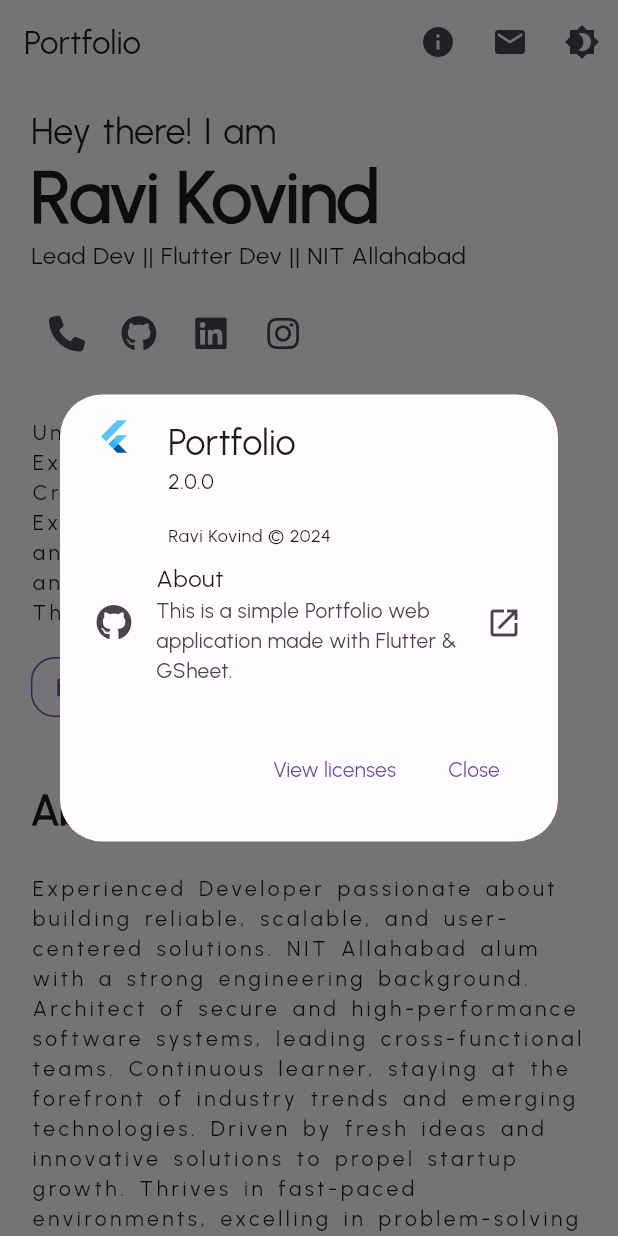
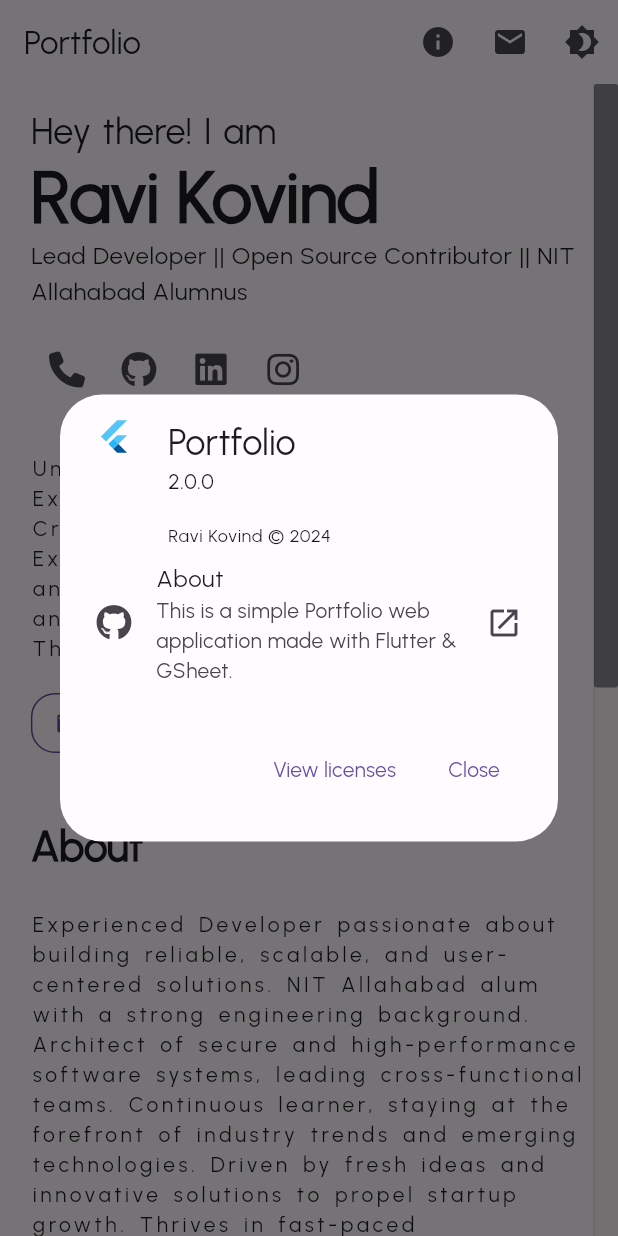
Before and after one commit to ravikovind/portfolio, a Flutter app: the screen it shows after launch, after a tap on the "info" icon, on a phone screen of 412 x 824 dp. Run offline on Flutter 3.47's test engine with Material 3 defaults, Android fonts, the phone set to English and light mode, and no system bars; our stand-ins replace equatable, flutter_bloc, font_awesome_flutter, hydrated_bloc, lottie, webview_flutter; missing offline and left inert: string_contains; network calls fail.

```diff
--- a/lib/bloc/message/message_cubit.dart
+++ b/lib/bloc/message/message_cubit.dart
@@ -1,3 +1,5 @@
+import 'dart:async';
+
 import 'package:flutter_bloc/flutter_bloc.dart';
 import 'package:equatable/equatable.dart';
 import 'package:me/data/models/message.dart';
@@ -8,7 +10,7 @@ part 'message_state.dart';
 class MessageCubit extends Cubit<MessageState> {
   final APIRepository _apiRepository;
   MessageCubit(this._apiRepository) : super(MessageInitial());
-  void sendMessage(Message message) async {
+  FutureOr<void> sendMessage(Message message) async {
     emit(MessageSending());
     try {
       final result = await _apiRepository.sendThanks(message);
@@ -18,8 +20,8 @@ class MessageCubit extends Cubit<MessageState> {
       } else {
         emit(const MessageError(message: 'There is an error'));
       }
-    } catch (e) {
-      emit(MessageError(message: 'there is an error due to $e'));
+    } catch (_) {
+      emit(const MessageError(message: 'There is an error'));
     }
   }
 }
--- a/lib/bloc/project/project_cubit.dart
+++ b/lib/bloc/project/project_cubit.dart
@@ -1,3 +1,5 @@
+import 'dart:async';
+
 import 'package:flutter_bloc/flutter_bloc.dart';
 import 'package:equatable/equatable.dart';
 import 'package:me/data/models/project.dart';
@@ -7,13 +9,13 @@ part 'project_state.dart';
 class ProjectCubit extends Cubit<ProjectState> {
   final APIRepository _apiRepository;
   ProjectCubit(this._apiRepository) : super(ProjectInitial());
-  void getProjects() async {
+  FutureOr<void> getProjects() async {
     emit(ProjectLoading());
     try {
       final projects = await _apiRepository.getProjects();
       emit(ProjectLoaded(projects: projects));
-    } catch (e) {
-      emit(ProjectError(message: 'there is an error due to $e'));
+    } catch (_) {
+      emit(const ProjectError(message: 'There is an error'));
     }
   }
 }
--- a/lib/bloc/theme/theme_bloc.dart
+++ b/lib/bloc/theme/theme_bloc.dart
@@ -9,19 +9,15 @@ class ThemeBloc extends HydratedBloc<ThemeEvent, ThemeMode> {
   }
 
   @override
-  ThemeMode? fromJson(Map<String, dynamic> json) {
-    return ThemeMode.values.firstWhere(
-      (element) => element.toString() == json['theme']?.toString(),
-      orElse: () => ThemeMode.system,
-    );
-  }
+  ThemeMode? fromJson(Map<String, dynamic> json) => ThemeMode.values.firstWhere(
+        (element) => element.toString() == json['theme']?.toString(),
+        orElse: () => ThemeMode.system,
+      );
 
   @override
-  Map<String, dynamic>? toJson(ThemeMode state) {
-    return {
-      'theme': state.toString(),
-    };
-  }
+  Map<String, dynamic>? toJson(ThemeMode state) => {
+        'theme': state.toString(),
+      };
 }
 
 sealed class ThemeEvent {
--- a/lib/core/utils/responsive.dart
+++ b/lib/core/utils/responsive.dart
@@ -2,31 +2,28 @@ import 'package:flutter/material.dart';
 
 /// list of all devices
 enum DeviceType {
-  desktop,
-  handset,
+  compact,
+  medium,
+  expanded,
 }
 
-/// breakpoints for desktop, tablet and handset
-const desktop = 520;
-const handset = 280;
-
-/// [_displayTypeOf] returns the device type
 DeviceType _displayTypeOf(BuildContext context) {
-  /// Use shortestSide to detect device type regardless of orientation
-  double deviceWidth = MediaQuery.of(context).size.shortestSide;
-  if (deviceWidth > desktop) {
-    return DeviceType.desktop;
+  /// use shortest width to detect device type regardless of orientation.
+  double deviceWidth = MediaQuery.of(context).size.width;
+  if (deviceWidth >= 840) {
+    return DeviceType.expanded;
+  } else if (deviceWidth >= 600 && deviceWidth < 840) {
+    return DeviceType.medium;
   } else {
-    return DeviceType.handset;
+    return DeviceType.compact;
   }
 }
 
-/// [isDeviceDesktop] returns true if the device is desktop
-bool isDeviceDesktop(BuildContext context) {
-  return _displayTypeOf(context) == DeviceType.desktop;
-}
+bool compact(BuildContext context) =>
+    _displayTypeOf(context) == DeviceType.compact;
 
-/// [isDeviceMobile] returns true if the device is mobile
-bool isDeviceMobile(BuildContext context) {
-  return _displayTypeOf(context) == DeviceType.handset;
-}
+bool medium(BuildContext context) =>
+    _displayTypeOf(context) == DeviceType.medium;
+
+bool expanded(BuildContext context) =>
+    _displayTypeOf(context) == DeviceType.expanded;
--- a/lib/main.dart
+++ b/lib/main.dart
@@ -49,6 +49,7 @@ class Application extends StatelessWidget {
   Widget build(BuildContext context) => MultiBlocProvider(
         providers: [
           BlocProvider<ProjectCubit>(
+            lazy: false,
             create: (context) => ProjectCubit(APIRepository(
               service: APIService(),
             ))
@@ -70,7 +71,6 @@ class Application extends StatelessWidget {
               title: kName,
               debugShowCheckedModeBanner: false,
               theme: ThemeData(
-                useMaterial3: true,
                 fontFamily: kFontFamily,
                 colorScheme: lightColorScheme,
                 inputDecorationTheme: const InputDecorationTheme(
@@ -84,7 +84,6 @@ class Application extends StatelessWidget {
                 ),
               ),
               darkTheme: ThemeData(
-                useMaterial3: true,
                 fontFamily: kFontFamily,
                 colorScheme: darkColorScheme,
                 inputDecorationTheme: const InputDecorationTheme(
--- a/lib/view/pages/home_page.dart
+++ b/lib/view/pages/home_page.dart
@@ -190,9 +190,8 @@ class _HomePageState extends State<HomePage> {
 
   @override
   Widget build(BuildContext context) {
-    // print(
-    //   'context.read<MessageCubit>().state: ${context.read<MessageCubit>().state}',
-    // );
+    final mobile = compact(context);
+    final desktop = expanded(context);
     return Scaffold(
       appBar: AppBar(
         title: const Text('Portfolio'),
@@ -240,19 +239,25 @@ class _HomePageState extends State<HomePage> {
           ),
         ],
       ),
-      body: ListView(
+      body: Scrollbar(
+        thickness: 16,
+        interactive: true,
+        thumbVisibility: true,
+        trackVisibility: true,
+        radius: const Radius.circular(2.0),
+        child: ListView(
           primary: true,
           children: [
             Stack(
               children: [
-              isDeviceDesktop(context)
+                desktop
                     ? Align(
                         alignment: Alignment.bottomRight,
                         child: Lottie.asset(
                           'assets/animations/json_2.json',
                           fit: BoxFit.contain,
                           reverse: true,
-                        height: MediaQuery.of(context).size.width * 0.5,
+                          height: MediaQuery.of(context).size.width * 0.375,
                         ),
                       )
                     : const SizedBox.shrink(),
@@ -274,13 +279,14 @@ class _HomePageState extends State<HomePage> {
                       ),
                       Text(
                         'Ravi Kovind',
-                      style: Theme.of(context).textTheme.displayLarge?.copyWith(
-                            fontSize: isDeviceDesktop(context) ? 72.0 : 48.0,
+                        style:
+                            Theme.of(context).textTheme.displayLarge?.copyWith(
+                                  fontSize: mobile ? 48.0 : 72.0,
                                   fontWeight: FontWeight.bold,
                                 ),
                       ),
                       Text(
-                      'Lead Dev || Flutter Dev || NIT Allahabad',
+                        'Lead Developer || Open Source Contributor || NIT Allahabad Alumnus',
                         style: Theme.of(context).textTheme.bodyLarge?.copyWith(
                               fontWeight: FontWeight.w200,
                             ),
@@ -328,8 +334,7 @@ class _HomePageState extends State<HomePage> {
                                 .textTheme
                                 .displaySmall
                                 ?.copyWith(
-                                fontSize:
-                                    isDeviceDesktop(context) ? 20.0 : 18.0,
+                                  fontSize: mobile ? 16.0 : 24.0,
                                 ),
                           ),
                         ),
@@ -449,8 +454,7 @@ class _HomePageState extends State<HomePage> {
                                     .textTheme
                                     .labelLarge
                                     ?.copyWith(
-                                    fontSize:
-                                        isDeviceDesktop(context) ? 18.0 : 16.0,
+                                      fontSize: mobile ? 16.0 : 24.0,
                                       letterSpacing: 2.4,
                                       wordSpacing: 2.4,
                                       color:
@@ -476,12 +480,12 @@ class _HomePageState extends State<HomePage> {
                                   runSpacing: 8.0,
                                   children: [
                                     ...project.tags?.map(
-                                        (e) => Chip(
+                                          (tag) => Chip(
                                             backgroundColor: Theme.of(context)
                                                 .colorScheme
                                                 .onSurface,
                                             label: Text(
-                                            e,
+                                              tag,
                                               style: Theme.of(context)
                                                   .textTheme
                                                   .labelSmall
@@ -509,24 +513,23 @@ class _HomePageState extends State<HomePage> {
                                     }
                                     return ListTile(
                                       title: Text(
-                                      'Try Application Now',
+                                        'Try Android Application',
                                         style: Theme.of(context)
                                             .textTheme
                                             .labelLarge
                                             ?.copyWith(
-                                            fontSize: isDeviceDesktop(context)
-                                                ? 20.0
-                                                : 18.0,
+                                              fontSize: mobile ? 16.0 : 24.0,
                                               letterSpacing: 2.4,
                                               wordSpacing: 2.4,
                                               fontWeight: FontWeight.bold,
                                               color: Colors.green,
                                             ),
                                       ),
-                                    trailing: const Icon(
+                                      leading: const Icon(
                                         Icons.android,
                                         color: Colors.green,
                                       ),
+                                      trailing: const Icon(Icons.launch),
                                       onTap: () {
                                         launchURL(context, '${project.appUrl}');
                                       },
@@ -581,9 +584,9 @@ class _HomePageState extends State<HomePage> {
                                           },
                                         ),
                                         SizedBox(
-                                        height:
-                                            MediaQuery.of(context).size.height *
-                                                0.75,
+                                          height: MediaQuery.of(context)
+                                              .size
+                                              .height,
                                           child: WebViewWidget(
                                             controller: WebViewController()
                                               ..loadRequest(
@@ -629,7 +632,8 @@ class _HomePageState extends State<HomePage> {
                     ),
                     subtitle: RichText(
                       text: TextSpan(
-                      style: Theme.of(context).textTheme.labelMedium?.copyWith(
+                        style:
+                            Theme.of(context).textTheme.labelMedium?.copyWith(
                                   fontWeight: FontWeight.bold,
                                   letterSpacing: 2.4,
                                   wordSpacing: 1.2,
@@ -715,6 +719,10 @@ class _HomePageState extends State<HomePage> {
                   Text(
                     '© ${DateTime.now().year} Ravi Kovind.\nMade with Love❤️ in India 🇮🇳',
                     textAlign: TextAlign.center,
+                    style: Theme.of(context).textTheme.labelLarge?.copyWith(
+                          fontWeight: FontWeight.bold,
+                          color: Theme.of(context).colorScheme.outline,
+                        ),
                   ),
                   const SizedBox(
                     height: 24,
@@ -724,6 +732,7 @@ class _HomePageState extends State<HomePage> {
             )
           ],
         ),
+      ),
     );
   }
 }
--- a/pubspec.yaml
+++ b/pubspec.yaml
@@ -16,10 +16,10 @@ dependencies:
     sdk: flutter
 
   cupertino_icons: ^1.0.5
-  lottie: ^2.7.0
+  lottie: ^3.0.0
   font_awesome_flutter: ^10.6.0
-  url_launcher: ^6.2.3
-  http: ^1.1.2
+  url_launcher: ^6.2.4
+  http: ^1.2.0
   flutter_bloc: ^8.1.3
   equatable: ^2.0.5
   string_contains: ^2.3.0
```
Also changed, not shown: pubspec.lock. Lines whose indentation alone changed are shown as unchanged.
